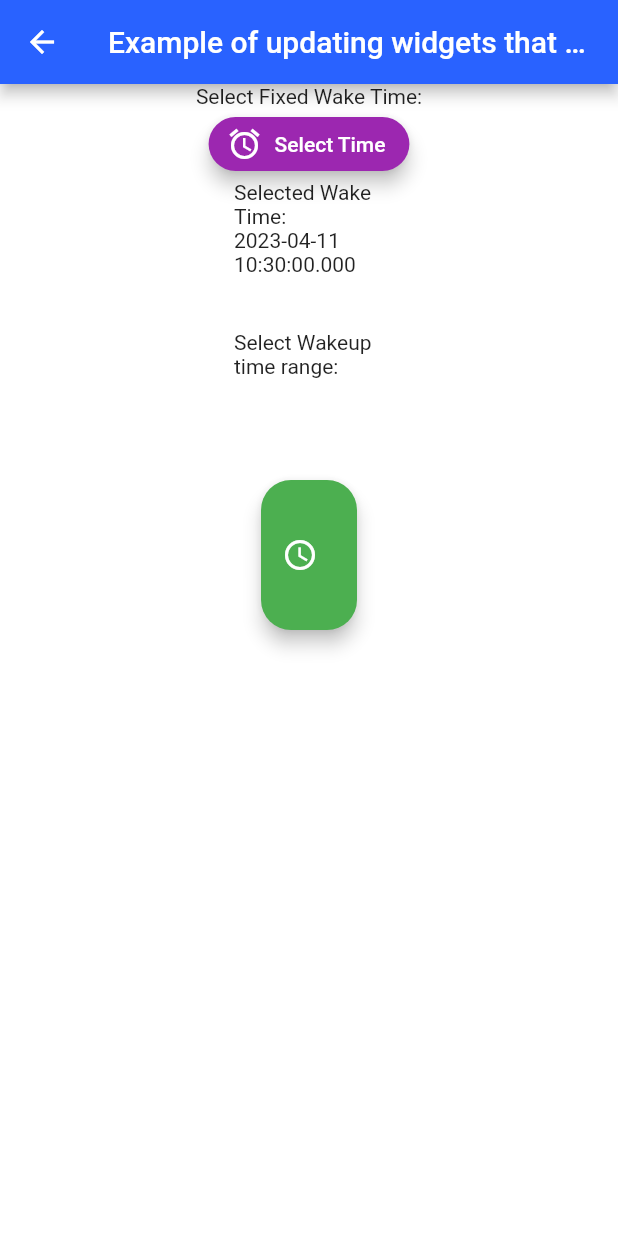
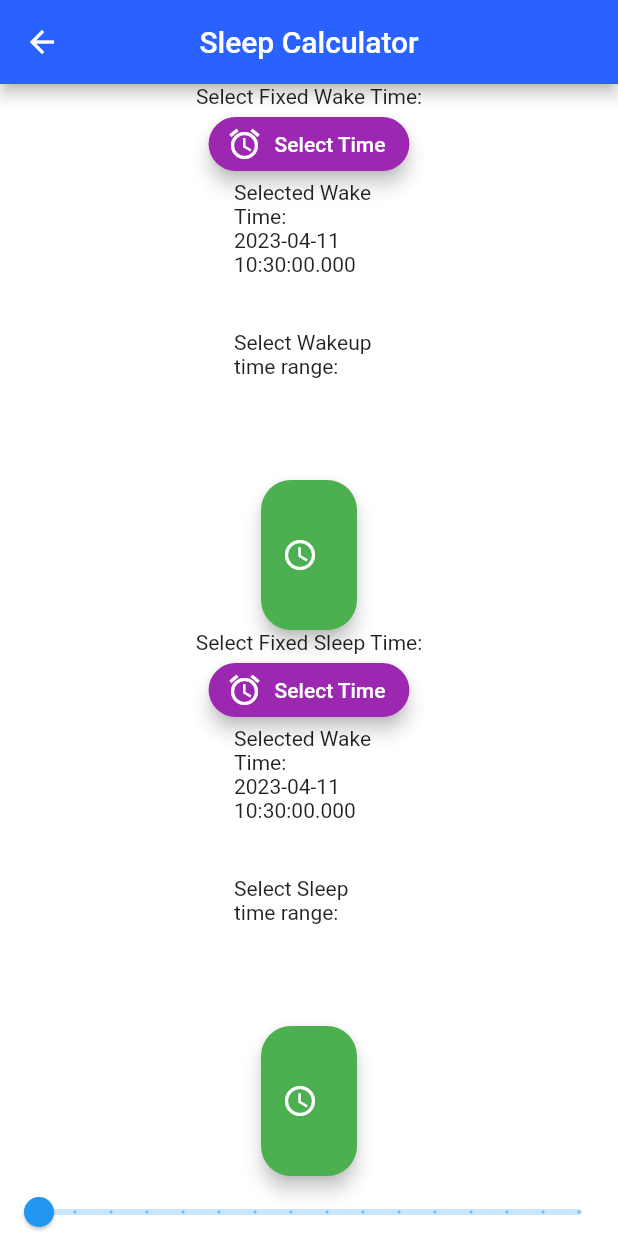
Before and after one commit to Snail51/SweetDreams, a Flutter app: the screen it shows after launch, after a tap on "Sleep Calculator", on a phone screen of 412 x 824 dp. Run offline on Flutter 3.47's test engine with Material 2 defaults, Android fonts, the phone set to English and light mode, and no system bars; our stand-ins replace audioplayers, flutter_rating_bar; missing offline and left inert: time_range_picker.

Commit message:
implemented new sleep and cycle classes into new dart file

```diff
--- a/lib/dreams/views/newCalc.dart
+++ b/lib/dreams/views/newCalc.dart
@@ -48,7 +48,9 @@ class _CalcPageState extends State<CalcPage> { // PAGE CLASS THAT WANTS TO DYNAM
 
   void initContent()
   {
-    content.add(CalcSleepWidgit(context));
+    content.add(CalcWakeWidget(context));
+    content.add(CalcSleepWidget(context));
+    content.add(CycleWidget(context));
   }
 
   @override
@@ -63,7 +65,7 @@ class _CalcPageState extends State<CalcPage> { // PAGE CLASS THAT WANTS TO DYNAM
 
     return Scaffold(
       appBar: AppBar(
-        title: Text("Example of updating widgets that were dynamically created outside of a build function, because when they are outside of a build function they don't have access to setState()"),
+        title: Text("Sleep Calculator"),
         centerTitle: true,
         backgroundColor: Colors.blueAccent.shade700,
       ),
--- a/lib/dreams/views/sleep_log.dart
+++ b/lib/dreams/views/sleep_log.dart
@@ -16,7 +16,6 @@ class SleepLogPage extends StatefulWidget {
 
   @override
   _SleepLogPageState createState() => _SleepLogPageState();
-
 
 }
 
--- a/lib/widgetCalcModes.dart
+++ b/lib/widgetCalcModes.dart
@@ -4,7 +4,7 @@ import 'dart:async';
 import 'package:time_range_picker/time_range_picker.dart';
 
 
-class CalcSleepWidgit // CONTENT CLASS THAT HAS NO ACCESS TO setState() BECAUSE IT IS OUTSIDE OF A STATEFUL CLASS
+class CalcWakeWidget // CONTENT CLASS THAT HAS NO ACCESS TO setState() BECAUSE IT IS OUTSIDE OF A STATEFUL CLASS
     {
   BuildContext? context;
   List<Widget> content = [];
@@ -17,10 +17,7 @@ class CalcSleepWidgit // CONTENT CLASS THAT HAS NO ACCESS TO setState() BECAUSE
   TimeOfDay pickerEnd = TimeOfDay.now();
 
 
-
-
-  CalcSleepWidgit(BuildContext ctx)
-  {
+  CalcWakeWidget(BuildContext ctx) {
     context = ctx;
   }
 
@@ -135,7 +132,206 @@ class CalcSleepWidgit // CONTENT CLASS THAT HAS NO ACCESS TO setState() BECAUSE
       children: content,
     );
   }
+}
 
+  class CalcSleepWidget {
 
+    BuildContext? context;
+    List<Widget> content = [];
+    bool needsUpdating = true; // this is the variable that is actually important. make sure it starts true!
 
+    DateTime now = DateTime.now();
+    DateTime fixedSleep = DateTime.now();
+    String labelRangePickerButton = "";
+    TimeOfDay pickerStart = TimeOfDay.now();
+    TimeOfDay pickerEnd = TimeOfDay.now();
+
+  CalcSleepWidget(BuildContext ctx) {
+    context = ctx;
+  }
+
+  void updateSleepTime(TimeOfDay time) {
+    fixedSleep = DateTime(now.year, now.month, now.day, time.hour, time.minute);
+    print(fixedSleep.toString());
+    needsUpdating = true;
+  }
+
+  void updateRangePickerButtonLabel(TimeOfDay input) {
+    needsUpdating = true;
+    labelRangePickerButton = input.toString();
+  }
+
+  Widget toWidget() {
+    content = [];
+    content.add(Text("Select Fixed Sleep Time:"));
+    content.add(
+      ElevatedButton.icon(
+        onPressed: () async {
+          final picked = await showTimePicker(
+            context: context!,
+            initialTime: TimeOfDay.now(),
+          );
+          print("PICK" + picked.toString());
+          if (picked != null) {
+            updateSleepTime(picked);
+          }
+        },
+        icon: Icon(Icons.alarm),
+        label: Text('Select Time'),
+        style: ElevatedButton.styleFrom(
+          primary: Colors.purple,
+          onPrimary: Colors.white,
+          elevation: 5,
+          shape: RoundedRectangleBorder(
+            borderRadius: BorderRadius.circular(20),
+          ),
+        ),
+      ),
+    );
+    content.add(
+      SizedBox(
+        width: 100,
+        height: 100,
+        child: Text(
+          "Selected Wake Time: " + (fixedSleep?.toString() ?? ""),
+        ),
+      ),
+    );
+    content.add(
+      SizedBox(
+        width: 100,
+        height: 100,
+        child: Text(
+          "Select Sleep time range: ",
+        ),
+      ),
+    );
+    content.add(
+      SizedBox(
+        height: 100,
+        child: ElevatedButton.icon(
+          icon: Icon(Icons.access_time),
+          label: Text(labelRangePickerButton),
+          onPressed: () async {
+            if (fixedSleep == null) {
+              // Show an error message if fixedSleep is not set
+              showDialog(
+                context: context!,
+                builder: (context) =>
+                    AlertDialog(
+                      title: Text("Error"),
+                      content: Text("Please select a fixed wake time first."),
+                    ),
+              );
+              return;
+            }
+            final picked = await showTimeRangePicker(
+              context: context!,
+              start: TimeOfDay(hour: fixedSleep?.hour ?? TimeOfDay
+                  .now()
+                  .hour, minute: fixedSleep?.minute ?? TimeOfDay
+                  .now()
+                  .minute),
+              minDuration: Duration(minutes: 90),
+              interval: Duration(minutes: 90),
+              onStartChange: (time) {
+                updateRangePickerButtonLabel(time);
+                pickerStart = pickerStart;
+                needsUpdating = true;
+              },
+              onEndChange: (time) {
+                updateRangePickerButtonLabel(time);
+                pickerEnd = time;
+                needsUpdating = true;
+              },
+            );
+          },
+          style: ElevatedButton.styleFrom(
+            primary: Colors.green,
+            onPrimary: Colors.white,
+            elevation: 5,
+            shape: RoundedRectangleBorder(
+              borderRadius: BorderRadius.circular(20),
+            ),
+          ),
+        ),
+      ),
+    );
+    return Column(
+      children: content,
+    );
+  }
 }
+
+class CycleWidget {
+
+  final sleepCycle = 90;
+  final maxCycles = 16;
+  BuildContext? context;
+  List<Widget> content = [];
+  bool needsUpdating = true;
+  int selectedCycles = 1;
+  double minRange = 0;
+  double maxRange = 0;
+
+  CycleWidget(BuildContext ctx) {
+    context = ctx;
+    maxRange = (selectedCycles * 6) * sleepCycle.toDouble();
+  }
+
+  Widget toWidget() {
+    content.add(Slider(
+      value: selectedCycles.toDouble(),
+      min: 1,
+      max: maxCycles.toDouble(),
+      divisions: maxCycles - 1,
+      label: selectedCycles.toString(),
+      onChanged: (double value) {
+        needsUpdating = true;
+        selectedCycles = value.toInt();
+        maxRange = (selectedCycles * 6) * sleepCycle.toDouble();
+      },
+    ));
+
+    content.add(
+      SizedBox(
+        width: 100,
+        height: 100,
+        child: Text(
+          "Selected Cycles: " + selectedCycles.toString(),
+        ),
+      ),
+    );
+
+    content.add(
+      SizedBox(
+        width: 100,
+        height: 100,
+        child: Text(
+          "Select Sleep time range: ",
+        ),
+      ),
+    );
+
+    content.add(
+      SizedBox(
+        height: 100,
+        child: RangeSlider(
+          values: RangeValues(minRange, maxRange),
+          min: 0,
+          max: (maxCycles * 6) * sleepCycle.toDouble(),
+          onChanged: (RangeValues values) {
+            needsUpdating = true;
+            minRange = values.start;
+            maxRange = values.end;
+            selectedCycles = (maxRange / (6 * sleepCycle.toDouble())).ceil();
+          },
+        ),
+      ),
+    );
+
+    return Column(
+      children: content,
+    );
+  }
+}
--- a/lib/widgetcalc.dart
+++ b/lib/widgetcalc.dart
@@ -29,6 +29,7 @@ class widgetModeWake {
   String labelRangePickerButton = "Select Time Range";
 
   Widget toWidget() {
+
     content.add(Text("Select Fixed Wake Time:"));
     content.add(
       ElevatedButton.icon(
@@ -108,6 +109,7 @@ class widgetModeWake {
                 updateRangePickerButtonLabel(time);
                 end = time;
                 needsUpdating = true;
+                print(end);
               },
             );
           },
@@ -128,10 +130,10 @@ class widgetModeWake {
   }
 
   void updateWakeTime(TimeOfDay time) {
+    needsUpdating = true;
     fixedWake =
         DateTime(now.year, now.month, now.day, time.hour, time.minute);
     print(fixedWake.toString());
-    needsUpdating = true;
   }
 
   void updateRangePickerButtonLabel(TimeOfDay input) {
```
